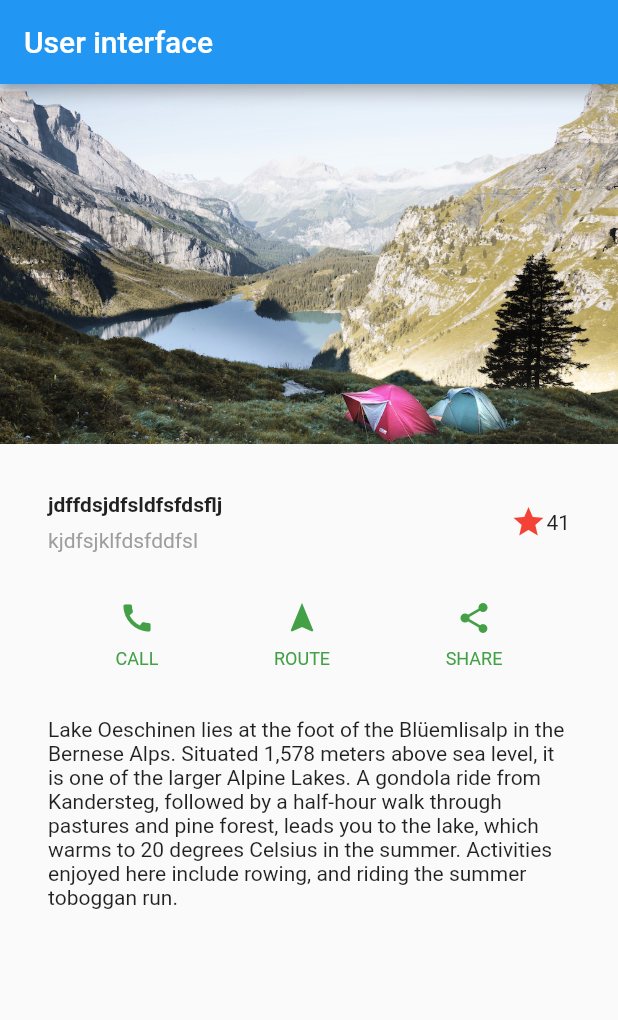
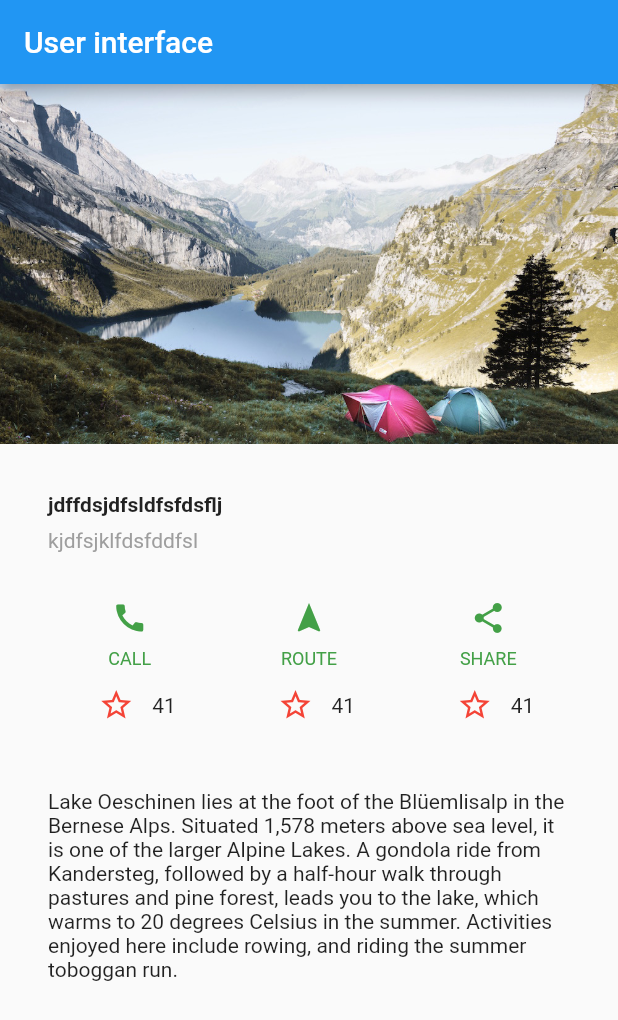
Before and after one commit to icx-front/flutter_demo_learn, a Flutter app: the screen it shows after launch, on a phone screen of 412 x 824 dp. Shown: the top 1020 px of the screen. Run offline on Flutter 3.47's test engine with Material 2 defaults, Android fonts, the phone set to English and light mode, and no system bars.

```diff
--- a/lib/UserInterface/Detail.dart
+++ b/lib/UserInterface/Detail.dart
@@ -1,4 +1,55 @@
 import 'package:flutter/material.dart';
+
+/*
+to build a state widget, at least we need two class
+one for create stateful widget and one for create the state
+to the widget
+ */
+
+// LikeStar widget which use _LikeStarStat
+class FavoriteWidget extends StatefulWidget {
+  @override
+  _FavoriteWidgetState createState() => _FavoriteWidgetState();
+}
+
+// state host to LikeStar
+class _FavoriteWidgetState extends State<FavoriteWidget> {
+  bool _isFavorited = false;
+  int _favoriteCount = 41;
+
+  _toggleFavirote() {
+    setState(() {
+      if (_isFavorited) {
+        _favoriteCount--;
+      } else {
+        _favoriteCount++;
+      }
+      _isFavorited = !_isFavorited;
+    });
+  }
+
+  @override
+  Widget build(BuildContext context) {
+    return Row(
+      mainAxisSize: MainAxisSize.min,
+      children: <Widget>[
+        Container(
+          padding: EdgeInsets.all(0),
+          child: IconButton(
+              icon: (_isFavorited ? Icon(Icons.star) : Icon(Icons.star_border)),
+              color: Colors.red[500],
+              onPressed: _toggleFavirote),
+        ),
+        SizedBox(
+          width: 18,
+          child: Container(
+            child: Text('$_favoriteCount'),
+          ),
+        )
+      ],
+    );
+  }
+}
 
 Widget titleSection = Container(
   padding: const EdgeInsets.all(32),
@@ -26,11 +77,6 @@ Widget titleSection = Container(
           ],
         ),
       ),
-      Icon(
-        Icons.star,
-        color: Colors.red[500],
-      ),
-      Text('41'),
     ],
   ),
 );
@@ -51,7 +97,8 @@ Column buildButtonColumn(Color color, IconData icon, String label) {
           style: TextStyle(
               fontSize: 12, fontWeight: FontWeight.w400, color: color),
         ),
-      )
+      ),
+      FavoriteWidget(),
     ],
   );
 }
```
Also changed, not shown: 1 other file.
